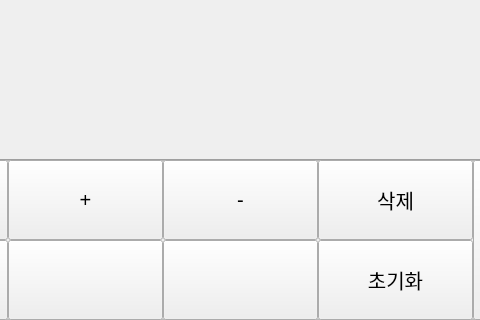
Before: the Qt Designer form qt_test/qt_test.ui in SangmyungFinalProject/qr_pos, drawn with Qt 5; both pictures show x 647 to 1127 and y 400 to 720 of the 1280 by 720 pixel window.
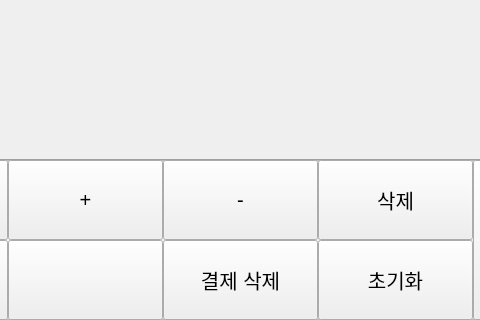
After: the same form once the commit is applied.

Patch:
```diff
--- a/qt_test/qt_test.ui
+++ b/qt_test/qt_test.ui
@@ -175,8 +175,13 @@
        <height>80</height>
       </rect>
      </property>
+     <property name="font">
+      <font>
+       <pointsize>15</pointsize>
+      </font>
+     </property>
      <property name="text">
-      <string/>
+      <string>결제 삭제</string>
      </property>
     </widget>
     <widget class="QPushButton" name="qty_up_button">
```
Left out of the diff: 2 changed lines with no effect on the pictures.
